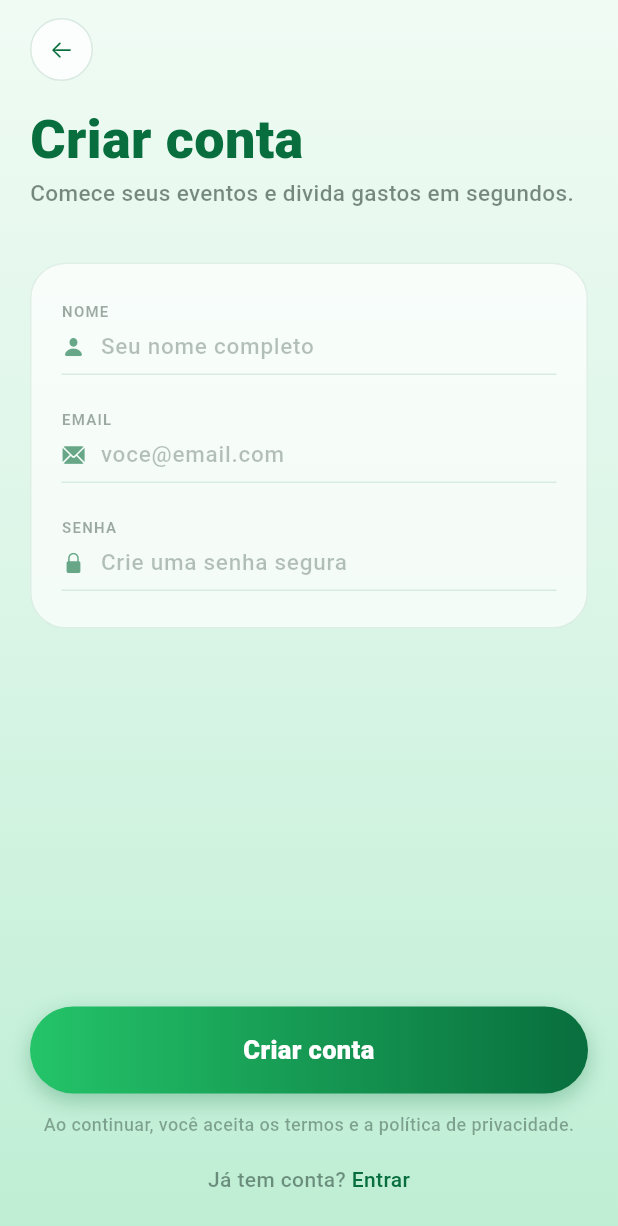
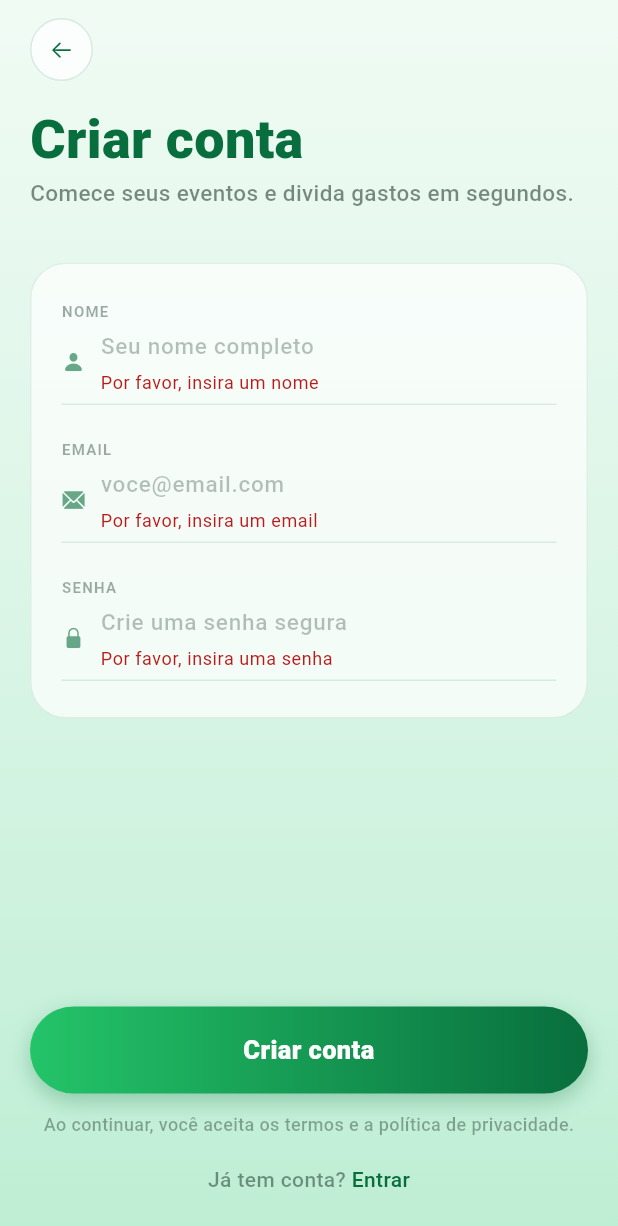
Before and after one commit to ViniciusBoroto/paga_ae, a Flutter app: the RegisterScreen screen opened directly, after a tap on "Criar conta", on a phone screen of 412 x 824 dp. Shown: the top 1226 px of the screen. Run offline on Flutter 3.47's test engine with Material 3 defaults, Android fonts, the phone set to English and light mode, and no system bars.

Commit message:
:sparkles: feat: formulario

```diff
--- a/lib/features/auth/components/auth_input.dart
+++ b/lib/features/auth/components/auth_input.dart
@@ -34,7 +34,7 @@ class AuthInput extends StatelessWidget {
             Icon(icon, size: 16, color: AppColors.darkGreen.withValues(alpha: 0.6)),
             const SizedBox(width: 10),
             Expanded(
-              child: TextField(
+              child: TextFormField(
                 controller: controller,
                 keyboardType: keyboardType,
                 obscureText: obscureText,
@@ -49,6 +49,34 @@ class AuthInput extends StatelessWidget {
                   hintText: placeholder,
                   hintStyle: AppTextStyles.body(15, color: AppColors.text.withValues(alpha: 0.3)),
                 ),
+                validator: (valor) {
+                  final texto = valor?.trim() ?? '';
+
+                  if (label == 'Email') {
+                    if (texto.isEmpty) {
+                      return 'Por favor, insira um email';
+                    }
+
+                    final regexEmail = RegExp(r'^[\w\.-]+@([\w-]+\.)+[\w-]{2,4}$');
+                    if (!regexEmail.hasMatch(texto)) {
+                      return 'Por favor, insira um email válido';
+                    }
+                  }
+
+                  if (label == 'Senha') {
+                    if (texto.isEmpty) {
+                      return 'Por favor, insira uma senha';
+                    }
+                  }
+
+                  if (label == 'Nome') {
+                    if (texto.isEmpty) {
+                      return 'Por favor, insira um nome';
+                    }
+                  }
+
+                  return null;
+                }
               ),
             ),
           ],
--- a/lib/features/auth/presentation/screens/register_screen.dart
+++ b/lib/features/auth/presentation/screens/register_screen.dart
@@ -16,6 +16,7 @@ class RegisterScreen extends StatefulWidget {
 class _RegisterScreenState extends State<RegisterScreen> {
   // MARK: - Properties
 
+  final _formKey = GlobalKey<FormState>(); //globalKey para validator()
   final _nameController = TextEditingController();
   final _emailController = TextEditingController();
   final _passwordController = TextEditingController();
@@ -30,7 +31,31 @@ class _RegisterScreenState extends State<RegisterScreen> {
     super.dispose();
   }
 
-  // MARK: - Body
+  void _registerFormulario() {
+    final formularioValido = _formKey.currentState?.validate() ?? false;
+
+    if (!formularioValido) {
+      return;
+    }
+
+    final nome = _nameController.text;
+    final email = _emailController.text;
+    final password = _passwordController.text;
+
+    if (nome.isEmpty || email.isEmpty || password.isEmpty) {
+      return;
+    }
+
+    ScaffoldMessenger.of(context).showSnackBar(
+      SnackBar(content: Text('Registro bem-sucedido! Bem-vindo, $nome!')),
+    );
+
+    Navigator.of(context).pushReplacement(
+      CupertinoPageRoute<void>(builder: (_) => const LoginScreen()),
+    );
+  }
+
+  // Body
 
   @override
   Widget build(BuildContext context) {
@@ -90,6 +115,8 @@ class _RegisterScreenState extends State<RegisterScreen> {
         borderRadius: BorderRadius.circular(24),
         border: Border.all(color: AppColors.darkGreen.withValues(alpha: 0.1)),
       ),
+      child: Form(
+        key: _formKey,
         child: Column(
           children: [
             AuthInput(
@@ -117,13 +144,14 @@ class _RegisterScreenState extends State<RegisterScreen> {
             ),
           ],
         ),
+      ),
     );
   }
 
   Widget _actions() {
     return Column(
       children: [
-        PrimaryButton(text: 'Criar conta', onPressed: () {}),
+        PrimaryButton(text: 'Criar conta', onPressed: _registerFormulario),
         const SizedBox(height: 12),
         Text(
           'Ao continuar, você aceita os termos e a política de privacidade.',
```
Also changed, not shown: lib/features/auth/presentation/screens/create_event_screen.dart (+52 -5 lines), lib/features/auth/presentation/screens/login_screen.dart (+47 -10 lines). Lines whose indentation alone changed are shown as unchanged.
